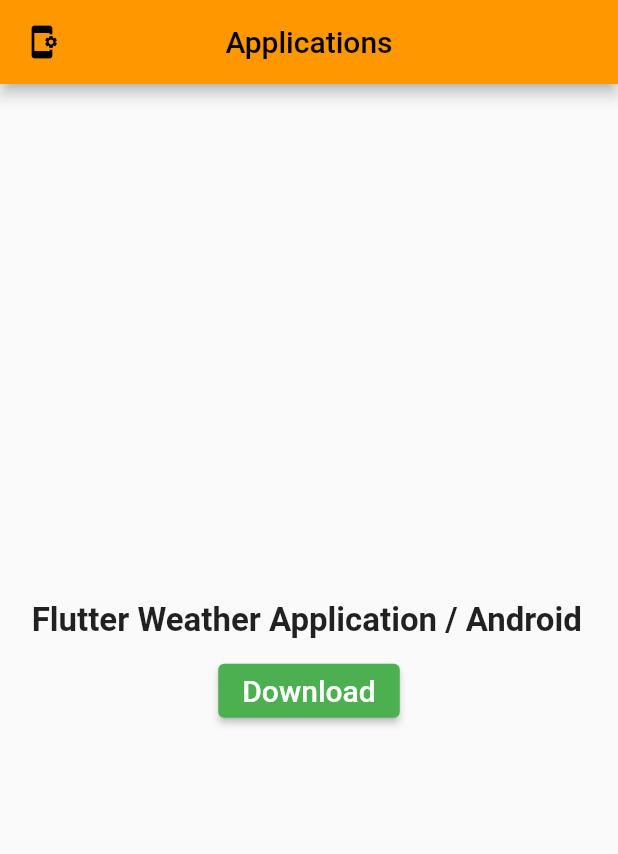
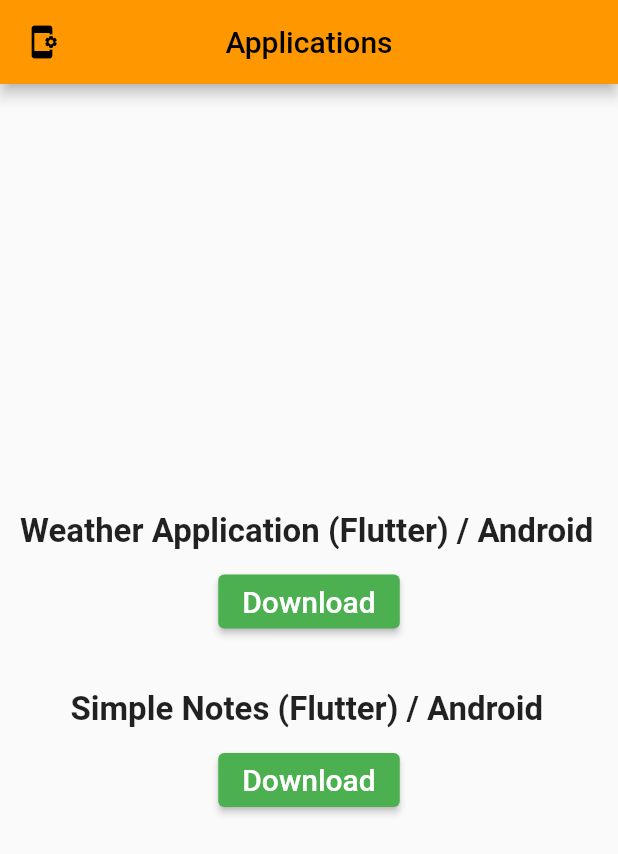
Before and after one commit to Ed-Movchan/Flutter-Web-Site, a Flutter app: the screen it shows after launch, after a tap on "Applications", on a phone screen of 412 x 824 dp. Shown: the top 854 px of the screen. Run offline on Flutter 3.47's test engine with Material 2 defaults, Android fonts, the phone set to English and light mode, and no system bars; our stand-ins replace animated_text_kit, marquee; missing offline and left inert: dart:html.

Commit message:
Add simple notes app

```diff
--- a/lib/application.dart
+++ b/lib/application.dart
@@ -17,7 +17,7 @@
                 Padding(
                   padding: EdgeInsets.all(5),
                   child: SelectableText(
-                    'Flutter Weather Application / Android',
+                    'Weather Application (Flutter) / Android',
                     style: TextStyle(fontSize: 22, fontWeight: FontWeight.bold),
                   ),
                 ),
@@ -33,6 +33,26 @@
                   child: Text('Download',
                       style: TextStyle(color: Colors.white, fontSize: 20)),
                 ),
+                SizedBox(height: 30),
+                Padding(
+                  padding: EdgeInsets.all(5),
+                  child: SelectableText(
+                    'Simple Notes (Flutter) / Android',
+                    style: TextStyle(fontSize: 22, fontWeight: FontWeight.bold),
+                  ),
+                ),
+                SizedBox(height: 5),
+                ElevatedButton(
+                  onPressed: () {
+                    downloadFile(
+                        'https://drive.google.com/uc?id=12RFwS4WjLtC9E-ItqjaZeUQAL868Naex&export=download');
+                  },
+                  style: ButtonStyle(
+                      backgroundColor:
+                      MaterialStateProperty.all<Color>(Colors.green)),
+                  child: Text('Download',
+                      style: TextStyle(color: Colors.white, fontSize: 20)),
+                ),
           ]),
         ),
     );
--- a/lib/my_home_page.dart
+++ b/lib/my_home_page.dart
@@ -81,7 +81,7 @@
             Padding(
               padding: EdgeInsets.only(bottom: 20),
               child: SelectableText(
-                'Last updated: 15 June 2022',
+                'Last updated: 11 July 2022',
                 style: TextStyle(fontSize: 24, fontWeight: FontWeight.bold),
               ),
             ),
```
Also changed, not shown: pubspec.lock.
